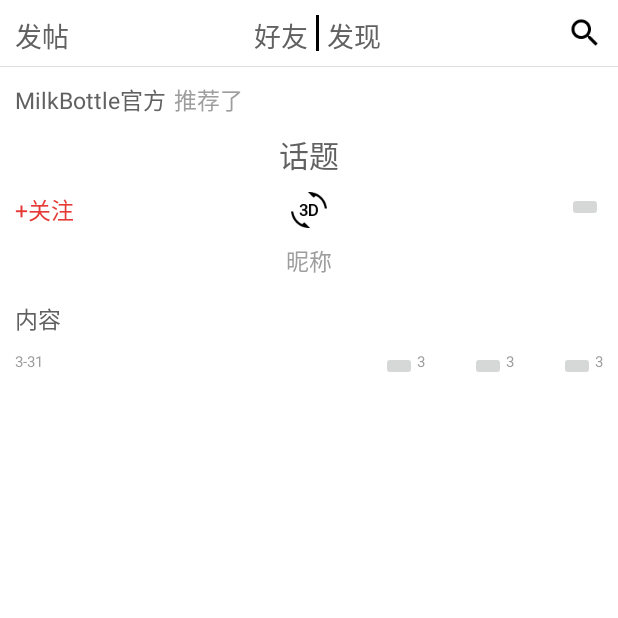
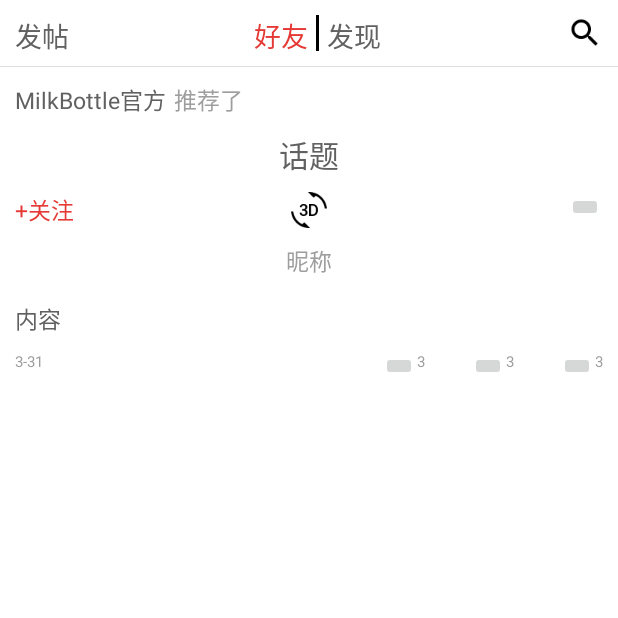
Before and after one commit to zhangwade/MilkBottle, an Android app: the screen it shows after launch (MainActivity), on a phone screen of 412 x 824 dp, the top half of it. Run offline under Robolectric (Android 15) with nearby library versions, the phone set to English and light mode, and no system bars; our stand-ins replace ButterKnife; libraries missing offline, so code that uses them is left out: com.ashokvarma.bottomnavigation; plain views replace BottomNavigationBar; 4 statements that could not run were skipped.

Commit message:
WadeZhang 2017.4.8

```diff
--- a/app/src/main/res/drawable/viewpager_color_selector.xml
+++ /dev/null
@@ -1,11 +0,0 @@
-<?xml version="1.0" encoding="utf-8"?>
-<selector xmlns:android="http://schemas.android.com/apk/res/android">
-    <item android:state_pressed="true" android:color="@color/highLight" />
-    <item android:state_focused="true" android:color="@color/highLight" />
-    <item android:state_selected="true" android:color="@color/highLight" />
-    <!--
-    <item android:state_selected="false" android:color="?attr/navigationColor" />
-    <item android:state_focused="false" android:color="?attr/navigationColor" />
-    <item android:state_pressed="false" android:color="?attr/navigationColor" />  -->
-    <item android:color="?attr/navigationColor" />
-</selector>
--- a/app/src/main/res/layout/fragment_post.xml
+++ b/app/src/main/res/layout/fragment_post.xml
@@ -24,8 +24,7 @@
                 android:layout_width="wrap_content"
                 android:id="@+id/text_friend_fragment_post"
                 style="@android:style/TextAppearance.Medium"
-                android:clickable="true"
-                android:textColor="@drawable/viewpager_color_selector"
+                android:textColor="?attr/navigationColor"
                 android:layout_toLeftOf="@+id/fragment_post_vertical_divider"
                 android:layout_marginRight="5dp"
                 android:text="好友" />
@@ -40,8 +39,7 @@
                 android:layout_width="wrap_content"
                 android:id="@+id/text_find_fragment_post"
                 style="@android:style/TextAppearance.Medium"
-                android:clickable="true"
-                android:textColor="@drawable/viewpager_color_selector"
+                android:textColor="?attr/navigationColor"
                 android:layout_toRightOf="@+id/fragment_post_vertical_divider"
                 android:layout_marginLeft="5dp"
                 android:text="发现"/>
```
Also changed, not shown: app/src/main/java/com/wadezhang/milkbottle/PostFragment.java (+45 -4 lines).
